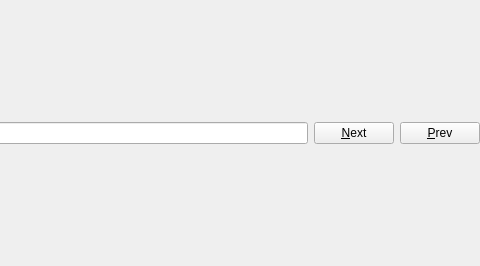
First picture: the form in Viewer/src/SearchLineWidget.ui, repository ecmwf/ecflow, before the edit; both pictures show x 264 to 744 and y 0 to 266 of the 744 by 266 pixel window.
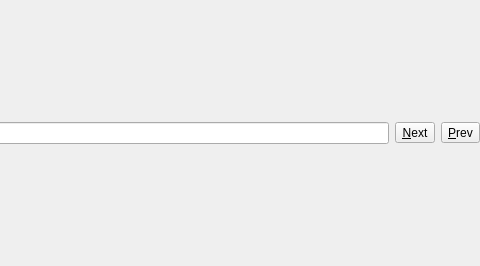
Second picture: the form after the edit. Icons and pictures are not drawn. Custom widgets are drawn as their Qt base class.

```diff
--- a/Viewer/src/SearchLineWidget.ui
+++ b/Viewer/src/SearchLineWidget.ui
@@ -37,7 +37,13 @@
     <widget class="LineEdit" name="searchLine_"/>
    </item>
    <item>
-    <widget class="QPushButton" name="nextPb_">
+    <widget class="QToolButton" name="nextPb_">
+     <property name="sizePolicy">
+      <sizepolicy hsizetype="Fixed" vsizetype="Fixed">
+       <horstretch>0</horstretch>
+       <verstretch>0</verstretch>
+      </sizepolicy>
+     </property>
      <property name="text">
       <string>&amp;Next</string>
      </property>
@@ -48,10 +54,13 @@
      <property name="shortcut">
       <string>F3</string>
      </property>
+     <property name="toolButtonStyle">
+      <enum>Qt::ToolButtonTextBesideIcon</enum>
+     </property>
     </widget>
    </item>
    <item>
-    <widget class="QPushButton" name="prevPb_">
+    <widget class="QToolButton" name="prevPb_">
      <property name="text">
       <string>&amp;Prev</string>
      </property>
@@ -62,6 +71,9 @@
      <property name="shortcut">
       <string>Shift+F3</string>
      </property>
+     <property name="toolButtonStyle">
+      <enum>Qt::ToolButtonTextBesideIcon</enum>
+     </property>
     </widget>
    </item>
   </layout>
```
